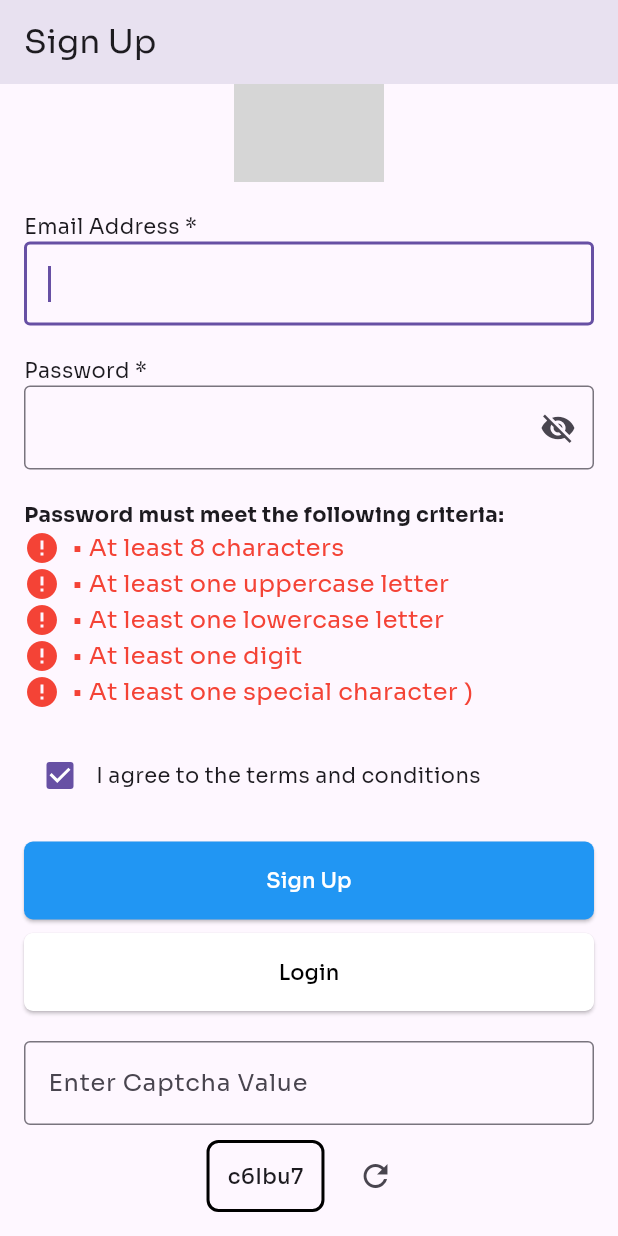
After one commit to sujit471/coffee_app, a Flutter app: the SignUpPage screen opened directly, scrolled down 51 dp, after a tap on "I agree to the terms and conditions", on a phone screen of 412 x 824 dp. The commit adds this screen. Run offline on Flutter 3.47's test engine with Material 3 defaults, Android fonts, the phone set to English and light mode, and no system bars; our stand-ins replace flutter_svg, google_fonts, shared_preferences; accounts and stored records are empty; grey boxes are pictures that could not be loaded.

Commit message:
signup page with verification added

```diff
--- a/lib/service/coffee_service.dart
+++ b/lib/service/coffee_service.dart
@@ -1,4 +1,3 @@
-import 'dart:convert';
 import 'package:flutter/services.dart' show rootBundle;
 import 'package:to_do_list/model/coffee_model.dart';
 
--- a/lib/service/session_helper.dart
+++ b/lib/service/session_helper.dart
@@ -44,7 +44,7 @@ class SharedPref {
         return null;
     }
   }
-
+//in set data nothing  so void
   static Future<void> setData({required String key, required dynamic dValue, required DataType type}) async {
     SharedPreferences prefs = await SharedPreferences.getInstance();
     switch (type) {
@@ -60,7 +60,7 @@ class SharedPref {
     }
   }
 
-  static Future<void> removeData({required String key, required DataType type}) async {
+  static Future<void> removeData({required String key}) async {
     SharedPreferences prefs = await SharedPreferences.getInstance();
     await prefs.remove(key);
   }
--- /dev/null
+++ b/lib/srcreens/signup_page.dart
@@ -0,0 +1,333 @@
+import 'dart:math';
+import 'package:flutter/material.dart';
+import 'package:to_do_list/service/navigation_to_page.dart';
+import 'package:to_do_list/srcreens/home_screen.dart';
+import '../model/coffee_model.dart';
+
+class SignUpPage extends StatefulWidget {
+  final String? initialEmail;
+
+  const SignUpPage({Key? key, this.initialEmail}) : super(key: key);
+
+  @override
+  _SignUpPageState createState() => _SignUpPageState();
+}
+
+class _SignUpPageState extends State<SignUpPage> with NavigationToPage {
+  String randomString = "";
+  bool isVerified = false;
+  TextEditingController controller = TextEditingController();
+  List<Coffee> coffeeList = [];
+  final _formKey = GlobalKey<FormState>();
+  final TextEditingController _emailController = TextEditingController();
+  final TextEditingController _passwordController = TextEditingController();
+  final FocusNode _emailFocusNode = FocusNode();
+  bool _passwordVisible = false;
+  bool _agreeToTerms = false;
+  bool _hasMinLength = false;
+  bool _hasUppercase = false;
+  bool _hasLowercase = false;
+  bool _hasDigit = false;
+  bool _hasSpecialChar = false;
+  final Color _validColor = Colors.green;
+  final Color _invalidColor = Colors.red;
+
+  @override
+  void initState() {
+    super.initState();
+    Captcha();
+    if (widget.initialEmail != null) {
+      _emailController.text = widget.initialEmail!;
+    }
+    Captcha();
+  }
+
+  @override
+  void didUpdateWidget(SignUpPage oldWidget) {
+    super.didUpdateWidget(oldWidget);
+    if (widget.initialEmail != oldWidget.initialEmail) {
+      _emailController.text = widget.initialEmail ?? '';
+    }
+  }
+
+  @override
+  void dispose() {
+    _emailController.dispose();
+    _passwordController.dispose();
+    _emailFocusNode.dispose();
+    super.dispose();
+  }
+
+  void Captcha() {
+    const letters =
+        "abcdefghijklmnopqrstuvwxyzABCDEFGHIJKLMNOPQRSTUVWXYZ1234567890";
+    const length = 6;
+    final random = Random();
+    randomString = String.fromCharCodes(List.generate(
+        length, (index) => letters.codeUnitAt(random.nextInt(letters.length))));
+    setState(() {});
+    print("the random string is $randomString");
+  }
+
+  void _validatePassword(String password) {
+    setState(() {
+      _hasMinLength = password.length >= 8;
+      _hasUppercase = RegExp(r'[A-Z]').hasMatch(password);
+      _hasLowercase = RegExp(r'[a-z]').hasMatch(password);
+      _hasDigit = RegExp(r'\d').hasMatch(password);
+      _hasSpecialChar = RegExp(r'[@$!%*?&]').hasMatch(password);
+    });
+  }
+
+  bool get _isPasswordValid =>
+      _hasMinLength &&
+      _hasUppercase &&
+      _hasLowercase &&
+      _hasDigit &&
+      _hasSpecialChar;
+
+  void _validateForm() {
+    if (_formKey.currentState!.validate() &&
+        _agreeToTerms &&
+        _isPasswordValid &&
+        controller.text == randomString) {
+      // navigateTo(context,  CoffeeListPage(coffeeList:coffeeList, coffee: const [],));
+      print('Login successful');
+    } else {
+      ScaffoldMessenger.of(context).showSnackBar(
+        const SnackBar(content: Text('Please complete the form correctly.')),
+      );
+    }
+  }
+
+  @override
+  Widget build(BuildContext context) {
+    return Scaffold(
+      appBar: AppBar(
+        title: const Text('Sign Up'),
+      ),
+      body: Center(
+        child: SingleChildScrollView(
+          padding: const EdgeInsets.all(16.0),
+          child: Form(
+            key: _formKey,
+            child: Column(
+              crossAxisAlignment: CrossAxisAlignment.start,
+              children: [
+                Center(
+                  child: ClipOval(
+                    child: Image.asset(
+                      'assets/image/coffee.jpg',
+                      height: 100,
+                      width: 100,
+                    ),
+                  ),
+                ),
+                const SizedBox(height: 20),
+                const Text("Email Address *"),
+                TextFormField(
+                  textInputAction: TextInputAction.next,
+                  controller: _emailController,
+                  focusNode: _emailFocusNode,
+                  decoration: const InputDecoration(
+                    floatingLabelBehavior: FloatingLabelBehavior.never,
+                    border: OutlineInputBorder(),
+                  ),
+                  validator: (value) {
+                    if (value == null || value.isEmpty) {
+                      return 'Please enter your email';
+                    }
+                    if (!RegExp(
+                            r'^[a-zA-Z0-9._%+-]+@[a-zA-Z0-9.-]+\.[a-zA-Z]{2,4}$')
+                        .hasMatch(value)) {
+                      return 'Please enter a valid email';
+                    }
+                    return null;
+                  },
+                ),
+                const SizedBox(height: 20),
+                const Text("Password *"),
+                TextFormField(
+                  controller: _passwordController,
+                  obscureText: !_passwordVisible,
+                  decoration: InputDecoration(
+                    floatingLabelBehavior: FloatingLabelBehavior.never,
+                    border: const OutlineInputBorder(),
+                    suffixIcon: IconButton(
+                      icon: Icon(
+                        _passwordVisible
+                            ? Icons.visibility
+                            : Icons.visibility_off,
+                      ),
+                      onPressed: () {
+                        setState(() {
+                          _passwordVisible = !_passwordVisible;
+                        });
+                      },
+                    ),
+                  ),
+                  onChanged: (value) {
+                    _validatePassword(value);
+                  },
+                  validator: (value) {
+                    if (value == null || value.isEmpty) {
+                      return 'Please enter your password';
+                    }
+                    return null;
+                  },
+                ),
+                const SizedBox(height: 20),
+
+                if (!_isPasswordValid)
+                  const Text(
+                    'Password must meet the following criteria:',
+                    style: TextStyle(fontWeight: FontWeight.bold),
+                  ),
+                _buildValidationText('• At least 8 characters', _hasMinLength),
+                _buildValidationText(
+                    '• At least one uppercase letter', _hasUppercase),
+                // if (!_isPasswordValid) _buildValidationText('• At least one uppercase letter', _hasUppercase),
+                _buildValidationText(
+                    '• At least one lowercase letter', _hasLowercase),
+                _buildValidationText('• At least one digit', _hasDigit),
+                _buildValidationText(
+                    '• At least one special character )', _hasSpecialChar),
+                const SizedBox(height: 20),
+                Row(
+                  children: [
+                    Checkbox(
+                      value: _agreeToTerms,
+                      onChanged: (bool? value) {
+                        setState(() {
+                          _agreeToTerms = value ?? false;
+                          if (_agreeToTerms) {
+                            _emailFocusNode.requestFocus();
+                          }
+                        });
+                      },
+                    ),
+                    GestureDetector(
+                      onTap: () {
+                        setState(() {
+                          _agreeToTerms = !_agreeToTerms;
+                          if (_agreeToTerms) {
+                            _emailFocusNode.requestFocus();
+                          }
+                        });
+                      },
+                      child: const Text('I agree to the terms and conditions'),
+                    ),
+                  ],
+                ),
+                const SizedBox(height: 20),
+                ElevatedButton(
+                  style: ElevatedButton.styleFrom(
+                    backgroundColor: Colors.blue,
+                    shape: RoundedRectangleBorder(
+                        borderRadius: BorderRadius.circular(6)),
+                    minimumSize: const Size(double.infinity, 50),
+                    padding: const EdgeInsets.symmetric(
+                        horizontal: 32, vertical: 16),
+                  ),
+                  onPressed: _validateForm,
+                  child: const Text('Sign Up',
+                      style: TextStyle(color: Colors.white)),
+                ),
+                const SizedBox(height: 9),
+                ElevatedButton(
+                  style: ElevatedButton.styleFrom(
+                    backgroundColor: Colors.white,
+                    shape: RoundedRectangleBorder(
+                        borderRadius: BorderRadius.circular(6)),
+                    minimumSize: const Size(double.infinity, 50),
+                    padding: const EdgeInsets.symmetric(
+                        horizontal: 28, vertical: 16),
+                  ),
+                  onPressed: () {},
+                  child: const Text('Login',
+                      style: TextStyle(color: Colors.black)),
+                ),
+                const SizedBox(
+                  height: 20,
+                ),
+                TextFormField(
+                  onChanged: (value) {
+                    setState(() {
+                      isVerified = false;
+                    });
+                  },
+                  decoration: const InputDecoration(
+                    floatingLabelBehavior: FloatingLabelBehavior.never,
+                    border: OutlineInputBorder(),
+                    hintText: "Enter Captcha Value",
+                  ),
+                  controller: controller,
+                  validator: (value) {
+                    if(value==randomString){
+                      const Row(children: [
+                        Icon(Icons.verified), Text("Verified")
+                      ],);
+                    }
+                    if (value == null || value.isEmpty) {
+                      return 'Please enter a Captcha';
+                    }
+                    if (value != randomString) {
+                      return 'Incorrect Captcha';
+                    } else {
+                      return null;
+                    }
+                  },
+                ),
+                const SizedBox(
+                  height: 10,
+                ),
+                Row(
+                  mainAxisAlignment: MainAxisAlignment.center,
+                  children: [
+                    Container(
+                        padding: const EdgeInsets.all(12),
+                        decoration: BoxDecoration(
+                            border: Border.all(width: 2),
+                            borderRadius: BorderRadius.circular(8)),
+                        child: Text(
+                          randomString,
+                          style: const TextStyle(fontWeight: FontWeight.w500),
+                        )),
+                    const SizedBox(
+                      width: 10,
+                    ),
+
+                    IconButton(
+                        onPressed: () {
+                          Captcha();
+                        },
+                        icon: const Icon(Icons.refresh)),
+                  ],
+                ),
+              ],
+            ),
+          ),
+        ),
+      ),
+    );
+  }
+
+  Widget _buildValidationText(String text, bool isValid) {
+    return Row(
+      children: [
+        Icon(
+          isValid ? Icons.check : Icons.error,
+          color: isValid ? _validColor : _invalidColor,
+        ),
+        const SizedBox(width: 8),
+        Text(
+          text,
+          style: TextStyle(
+            color: isValid ? _validColor : _invalidColor,
+            fontSize: 16,
+          ),
+        ),
+      ],
+    );
+  }
+}
```
Also changed, not shown: lib/captcha.dart (added, +123 -0 lines), lib/main.dart (+5 -21 lines), lib/widgets/load_page.dart (+7 -5 lines).
